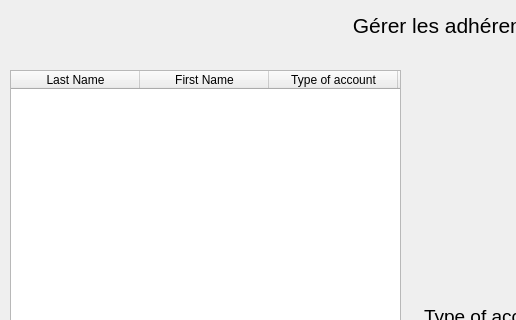
Above: source/manageaccounts.ui from sophieham/Glybook before the change; both pictures show x 0 to 516 and y 0 to 320 of the 900 by 700 pixel window. Below: the same form after it.
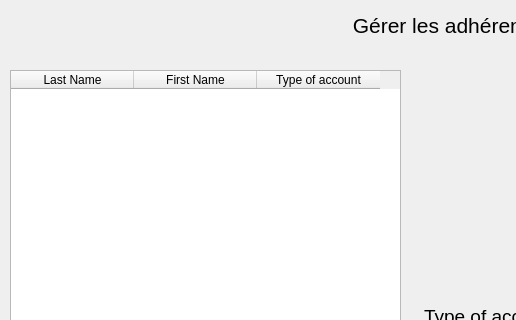
That is the form after the change. Icons and pictures are not drawn.

What changed in the file:
```diff
--- a/source/manageaccounts.ui
+++ b/source/manageaccounts.ui
@@ -300,11 +300,32 @@
      <height>621</height>
     </rect>
    </property>
+   <property name="frameShape">
+    <enum>QFrame::StyledPanel</enum>
+   </property>
+   <property name="frameShadow">
+    <enum>QFrame::Sunken</enum>
+   </property>
    <property name="horizontalScrollBarPolicy">
-    <enum>Qt::ScrollBarAlwaysOff</enum>
+    <enum>Qt::ScrollBarAsNeeded</enum>
    </property>
+   <property name="columnCount">
+    <number>3</number>
+   </property>
+   <attribute name="horizontalHeaderVisible">
+    <bool>true</bool>
+   </attribute>
+   <attribute name="horizontalHeaderCascadingSectionResizes">
+    <bool>false</bool>
+   </attribute>
    <attribute name="horizontalHeaderDefaultSectionSize">
-    <number>129</number>
+    <number>123</number>
+   </attribute>
+   <attribute name="verticalHeaderHighlightSections">
+    <bool>true</bool>
+   </attribute>
+   <attribute name="verticalHeaderShowSortIndicator" stdset="0">
+    <bool>false</bool>
    </attribute>
    <column>
     <property name="text">
@@ -321,11 +342,6 @@
      <string>Type of account</string>
     </property>
    </column>
-   <column>
-    <property name="text">
-     <string>id</string>
-    </property>
-   </column>
   </widget>
   <widget class="QLabel" name="userPic">
    <property name="geometry">
```
